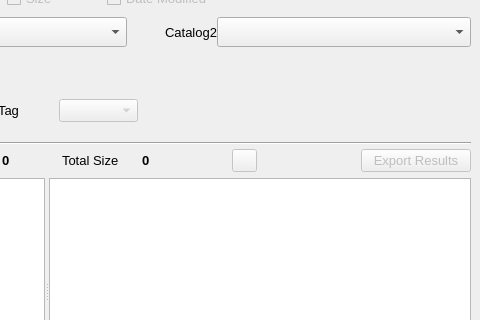
This is mainwindow.ui in StephaneCouturier/Katalog as Qt 5 draws it before an edit; both pictures show x 678 to 1158 and y 337 to 657 of the 1158 by 936 pixel window. The edited form follows.
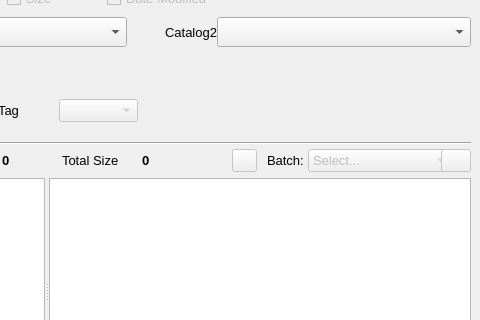
This is the edited form. Icons and pictures are not drawn. Custom widgets are drawn as their Qt base class.

Diff of the .ui file:
```diff
--- a/mainwindow.ui
+++ b/mainwindow.ui
@@ -3663,21 +3663,85 @@
                    </spacer>
                   </item>
                   <item>
-                   <widget class="QPushButton" name="Search_pushButton_ExportResults">
+                   <widget class="QLabel" name="Search_label_SizeTitle_2">
+                    <property name="sizePolicy">
+                     <sizepolicy hsizetype="Fixed" vsizetype="Preferred">
+                      <horstretch>0</horstretch>
+                      <verstretch>0</verstretch>
+                     </sizepolicy>
+                    </property>
+                    <property name="font">
+                     <font>
+                      <pointsize>10</pointsize>
+                     </font>
+                    </property>
+                    <property name="text">
+                     <string>Batch: </string>
+                    </property>
+                    <property name="alignment">
+                     <set>Qt::AlignLeading|Qt::AlignLeft|Qt::AlignVCenter</set>
+                    </property>
+                    <property name="indent">
+                     <number>10</number>
+                    </property>
+                   </widget>
+                  </item>
+                  <item>
+                   <widget class="QComboBox" name="Search_comboBox_SelectProcess">
                     <property name="enabled">
                      <bool>false</bool>
                     </property>
                     <property name="minimumSize">
                      <size>
-                      <width>110</width>
+                      <width>145</width>
                       <height>0</height>
                      </size>
                     </property>
+                    <property name="maximumSize">
+                     <size>
+                      <width>16777215</width>
+                      <height>30</height>
+                     </size>
+                    </property>
                     <property name="toolTip">
-                     <string>Export the search results to a csv file</string>
+                     <string>Define which process to run on all results</string>
+                    </property>
+                    <property name="whatsThis">
+                     <string>Define how the search text should be used.</string>
+                    </property>
+                    <item>
+                     <property name="text">
+                      <string>Select...</string>
+                     </property>
+                    </item>
+                    <item>
+                     <property name="text">
+                      <string>Export Results</string>
+                     </property>
+                    </item>
+                    <item>
+                     <property name="text">
+                      <string>Open in KRename</string>
+                     </property>
+                    </item>
+                   </widget>
+                  </item>
+                  <item>
+                   <widget class="QPushButton" name="Search_pushButton_ProcessResults">
+                    <property name="enabled">
+                     <bool>false</bool>
+                    </property>
+                    <property name="maximumSize">
+                     <size>
+                      <width>30</width>
+                      <height>16777215</height>
+                     </size>
+                    </property>
+                    <property name="toolTip">
+                     <string>Run process on all results</string>
                     </property>
                     <property name="text">
-                     <string>Export Results</string>
+                     <string/>
                     </property>
                     <property name="icon">
                      <iconset theme="document-export">
```
